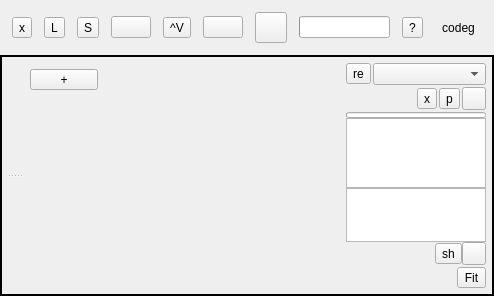
Old version of the form src/Ui/AppWindow.ui in the repository NikolayRag/codeg.
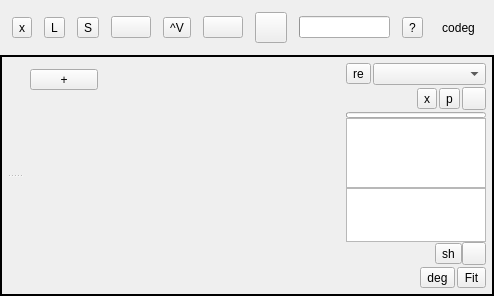
New version of the form. Icons and pictures are not drawn.

Commit message: add geo degrade option

The edit to the form file:
```diff
--- a/src/Ui/AppWindow.ui
+++ b/src/Ui/AppWindow.ui
@@ -720,6 +720,16 @@
                     </property>
                    </spacer>
                   </item>
+                  <item>
+                   <widget class="QToolButton" name="btnDegrade">
+                    <property name="text">
+                     <string>deg</string>
+                    </property>
+                    <property name="checkable">
+                     <bool>true</bool>
+                    </property>
+                   </widget>
+                  </item>
                   <item>
                    <widget class="QToolButton" name="btnFit">
                     <property name="text">
```
The commit also changes 3 other files.
